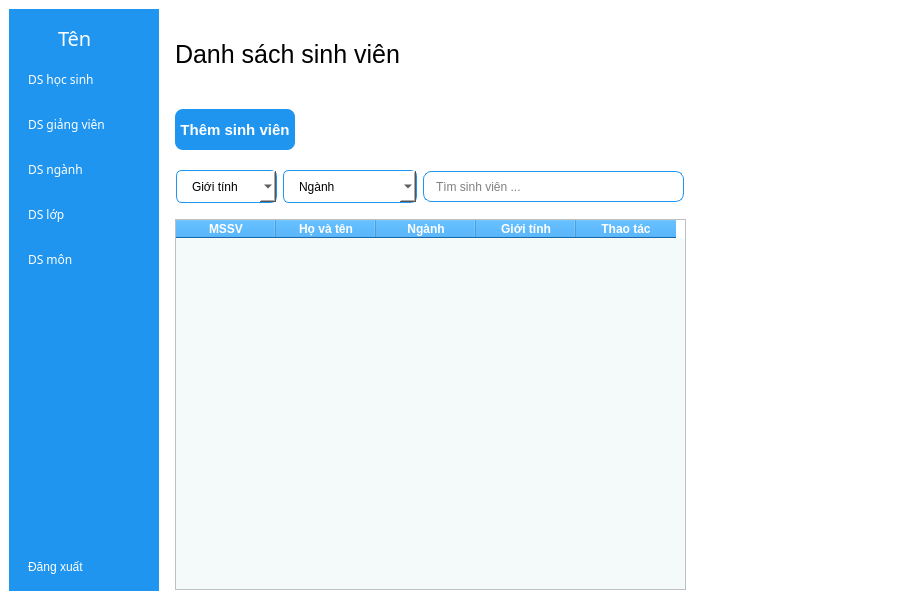
Above: university_management/src/view/lecturerMainScreen.ui from NTDQuan/uni_management before the change. Below: the same form after it.
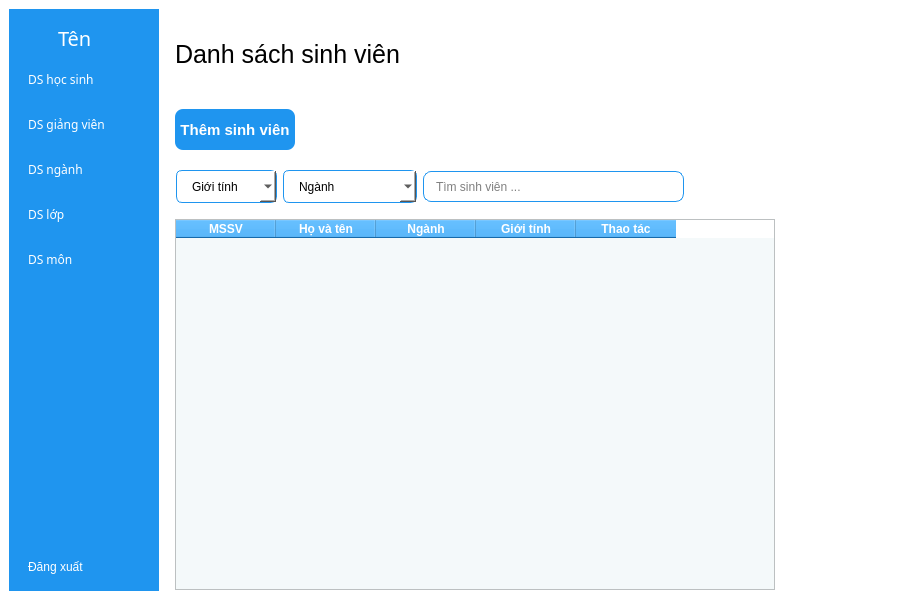
That is the form after the change. Icons and pictures are not drawn.

What changed in the file:
```diff
--- a/university_management/src/view/lecturerMainScreen.ui
+++ b/university_management/src/view/lecturerMainScreen.ui
@@ -302,7 +302,7 @@
             <rect>
              <x>10</x>
              <y>210</y>
-             <width>511</width>
+             <width>600</width>
              <height>371</height>
             </rect>
            </property>
```
Left out of the diff: 2 changed lines with no effect on the pictures.
